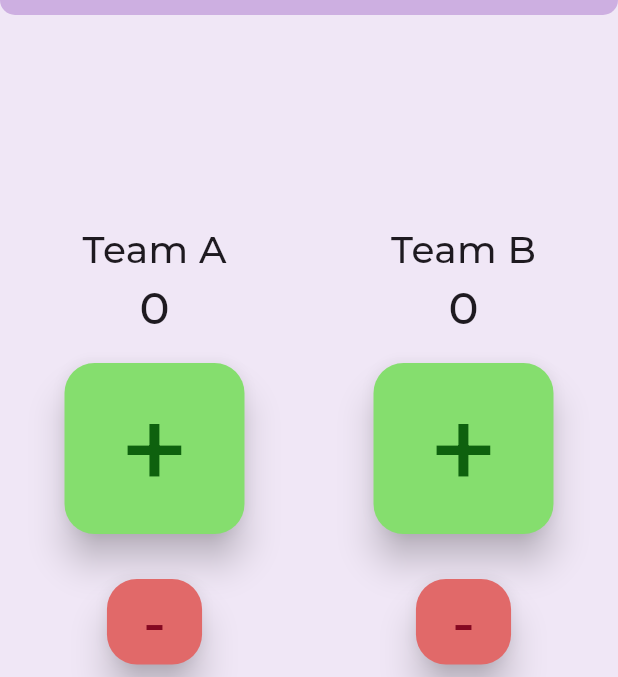
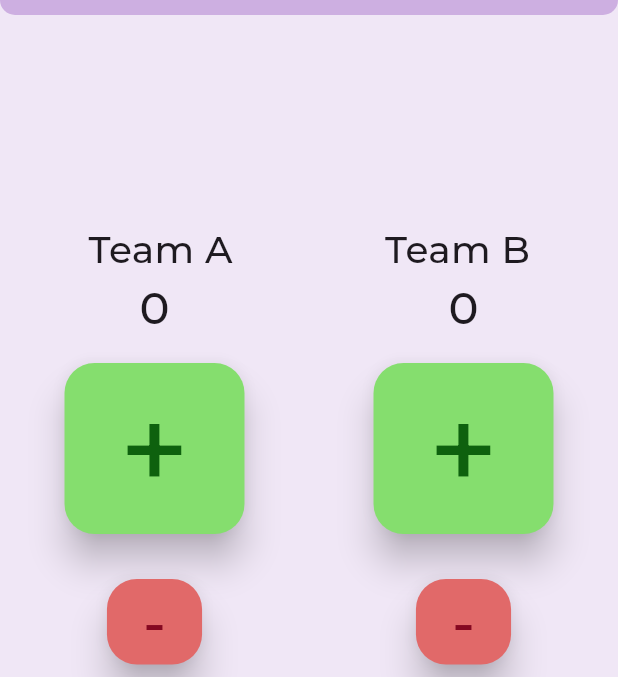
Before and after one commit to CelinaStransky/ScoreTracker, a Flutter app: the screen it shows after launch, on a phone screen of 412 x 824 dp, the part 90-767 px from its top. Run offline on Flutter 3.47's test engine with Material 2 defaults, Android fonts, the phone set to English and light mode, and no system bars; our stand-ins replace flutter_colorpicker.

Commit message:
Team names shall not be longer than 20 chars

```diff
--- a/ttapp/lib/main.dart
+++ b/ttapp/lib/main.dart
@@ -129,7 +129,10 @@ class _MyHomePageState extends State<MyHomePage> {
                             child: Column(
                               mainAxisAlignment: MainAxisAlignment.center,
                               children: <Widget>[
-                                TeamAName(),
+                                Padding(
+                                  padding: const EdgeInsets.only(left : 8.0),
+                                  child: TeamAName(),
+                                ),
                                 TeamACounter(),
                                 Padding(
                                     padding: const EdgeInsets.all(15.0),
@@ -146,7 +149,10 @@ class _MyHomePageState extends State<MyHomePage> {
                             child: Column(
                               mainAxisAlignment: MainAxisAlignment.center,
                               children: <Widget>[
-                                TeamBName(),
+                                Padding(
+                                  padding: const EdgeInsets.only(right : 8.0),
+                                  child: TeamBName(),
+                                ),
                                 TeamBCounter(),
                                 Padding(
                                     padding: const EdgeInsets.all(15.0),
@@ -253,7 +259,7 @@ class _MyHomePageState extends State<MyHomePage> {
                           onTap: () => showDialog<String>(
                             context: context,
                             builder: (BuildContext context) => AlertDialog(
-                              title: const Text('Team Names'),
+                              title: Text(languageMap['teamNames']?[currLang]),
                               content: Column(
                                 mainAxisSize: MainAxisSize.min,
                                 children: [
@@ -265,7 +271,10 @@ class _MyHomePageState extends State<MyHomePage> {
                                     onChanged: (String value) async {
                                       setState(
                                         () {
-                                          teamA = value;
+                                          if (value.length > 20) {
+                                            teamA = value.substring(0, 19);
+                                          }
+                                          else teamA = value;
                                         },
                                       );
                                     },
@@ -277,7 +286,10 @@ class _MyHomePageState extends State<MyHomePage> {
                                     ),
                                     onChanged: (String value) async {
                                       setState(() {
-                                        teamB = value;
+                                        if (value.length > 20) {
+                                          teamB = value.substring(0, 19);
+                                        }
+                                        else teamB = value;
                                       });
                                     },
                                   ),
```
